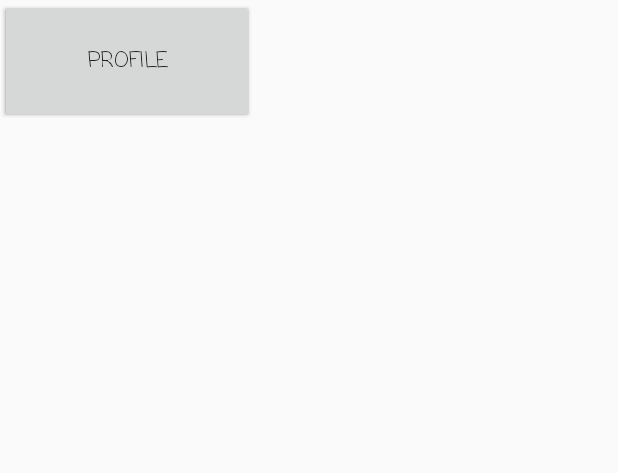
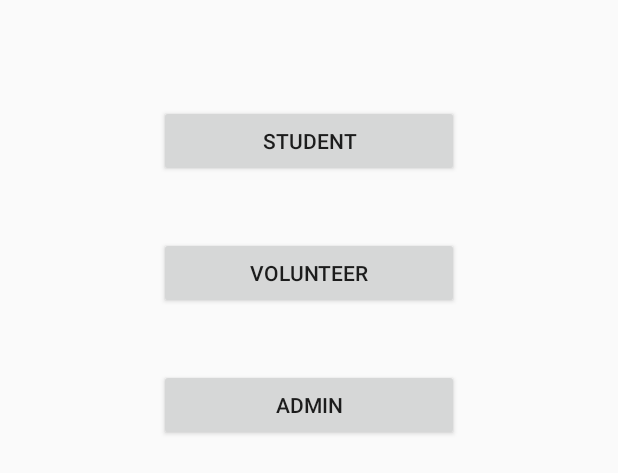
Before and after one commit to Hyderabad2017/team-17, an Android app: the layout activity_main.xml on its own in the app's theme, with its tools: preview values and no code run, on a phone screen of 412 x 824 dp. Shown: the top 473 px of the screen. Run offline under Robolectric (Android 15) with nearby library versions, the phone set to English and light mode, and no system bars.

Commit message:
added broken flow

```diff
--- a/I&EyeCFG/app/src/main/java/ineye/cfg/com/ieyecfg/VRegActivity.java
+++ b/I&EyeCFG/app/src/main/java/ineye/cfg/com/ieyecfg/VRegActivity.java
@@ -1,6 +1,7 @@
 package ineye.cfg.com.ieyecfg;
 
 import android.app.Activity;
+import android.content.Intent;
 import android.os.Bundle;
 import android.support.v7.app.AppCompatActivity;
 import android.text.InputType;
@@ -79,7 +80,8 @@ public class VRegActivity extends AppCompatActivity {
                     String value = jObj.getString("uid");
 
                     if (value.equalsIgnoreCase("success")) {
-                        Toast.makeText(VRegActivity.this, "Registration successful", Toast.LENGTH_SHORT).show();
+                        Intent intent = new Intent(VRegActivity.this,VolunteerActivity.class);
+                        startActivity(intent);
                     }
                     else
                         Toast.makeText(VRegActivity.this, "Unexpected Error", Toast.LENGTH_SHORT).show();
--- /dev/null
+++ b/I&EyeCFG/app/src/main/res/layout/activity_login.xml
@@ -0,0 +1,6 @@
+<?xml version="1.0" encoding="utf-8"?>
+<LinearLayout xmlns:android="http://schemas.android.com/apk/res/android"
+    android:orientation="vertical" android:layout_width="match_parent"
+    android:layout_height="match_parent">
+
+</LinearLayout>
--- a/I&EyeCFG/app/src/main/res/layout/activity_main.xml
+++ b/I&EyeCFG/app/src/main/res/layout/activity_main.xml
@@ -1,25 +1,37 @@
 <?xml version="1.0" encoding="utf-8"?>
-<android.support.constraint.ConstraintLayout xmlns:android="http://schemas.android.com/apk/res/android"
-    xmlns:app="http://schemas.android.com/apk/res-auto"
-    xmlns:tools="http://schemas.android.com/tools"
-    android:layout_width="match_parent"
-    android:layout_height="match_parent"
-    tools:context="ineye.cfg.com.ieyecfg.MainActivity">
+<LinearLayout xmlns:android="http://schemas.android.com/apk/res/android"
+    android:orientation="vertical" android:layout_width="match_parent"
+    android:layout_height="match_parent">
 
-    <Button
-        android:id="@+id/button3"
-        style="@style/Widget.AppCompat.Button"
-        android:layout_width="169dp"
-        android:layout_height="82dp"
-        android:text="New Request"
-       />
+    <LinearLayout
+        android:layout_width="wrap_content"
+        android:layout_height="wrap_content"
+        android:orientation="vertical"
+        android:layout_marginTop="50dp"
+        android:layout_gravity="center">
 
-    <Button
-        android:id="@+id/button"
-        android:layout_width="169dp"
-        android:layout_height="82dp"
-        android:fontFamily="casual"
-        android:text="Profile"
-         />
+        <Button
+            android:id="@+id/stud_btn"
+            android:layout_width="200dp"
+            android:layout_height="wrap_content"
+            android:layout_margin="20dp"
+            android:text="Student"/>
 
-</android.support.constraint.ConstraintLayout>
+        <Button
+            android:id="@+id/vol_btn"
+            android:layout_width="200dp"
+            android:layout_height="wrap_content"
+            android:layout_margin="20dp"
+            android:text="Volunteer"/>
+
+        <Button
+            android:id="@+id/adm_btn"
+            android:layout_width="200dp"
+            android:layout_height="wrap_content"
+            android:layout_margin="20dp"
+            android:text="Admin"/>
+
+
+    </LinearLayout>
+
+</LinearLayout>
```
Also changed, not shown: I&EyeCFG/app/src/main/AndroidManifest.xml (+6 -2 lines), I&EyeCFG/app/src/main/java/ineye/cfg/com/ieyecfg/AdminActivity.java (added, +25 -0 lines), I&EyeCFG/app/src/main/java/ineye/cfg/com/ieyecfg/MainActivity.java (+39 -25 lines), I&EyeCFG/app/src/main/java/ineye/cfg/com/ieyecfg/StudentActivity.java (added, +24 -0 lines), I&EyeCFG/app/src/main/java/ineye/cfg/com/ieyecfg/VLoginActivity.java (added, +21 -0 lines), I&EyeCFG/app/src/main/java/ineye/cfg/com/ieyecfg/VolunteerActivity.java (added, +22 -0 lines).
